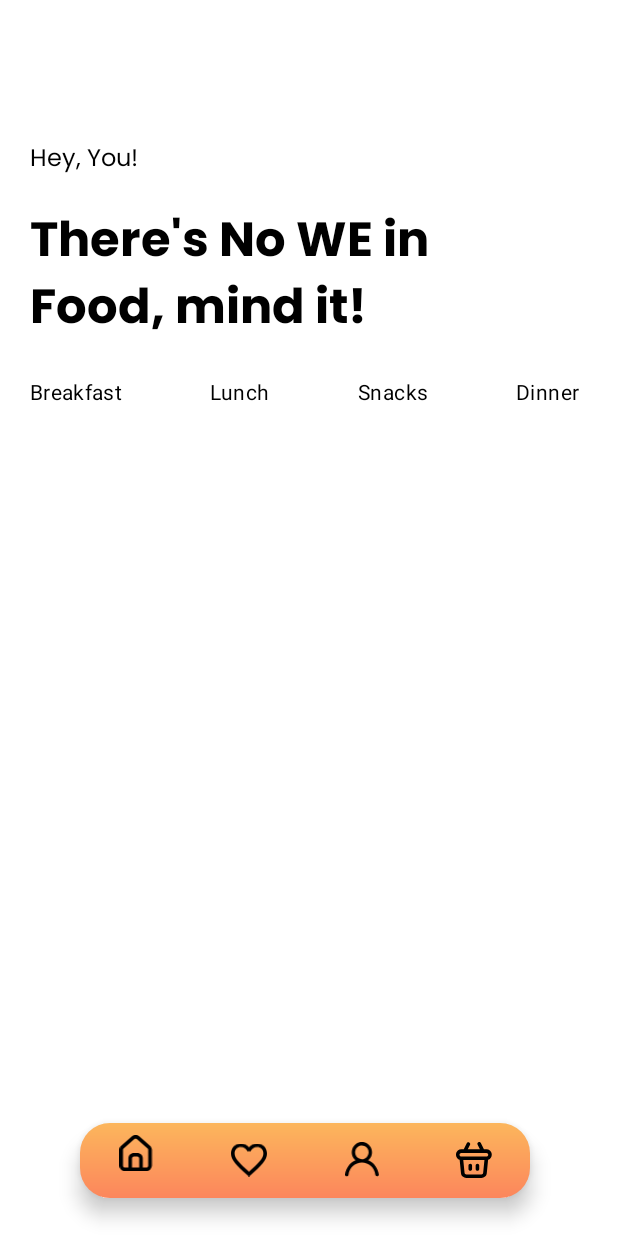
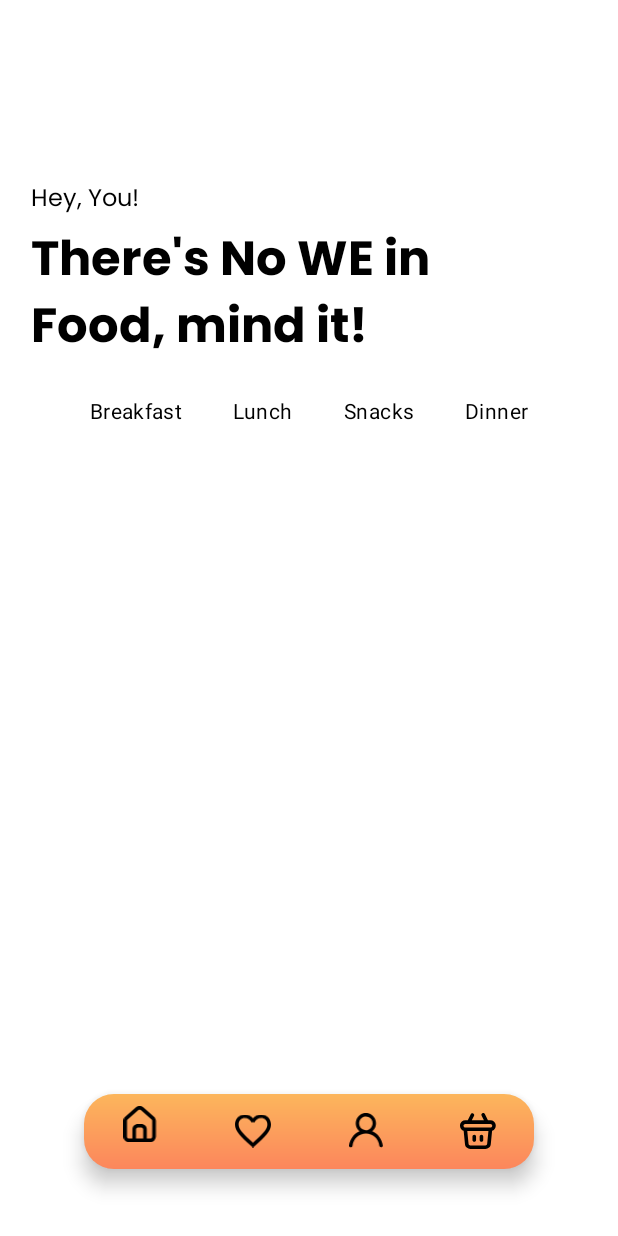
Before and after one commit to djunicode/RecipePool, an Android app: the layout activity_main.xml on its own in the app's theme, with its tools: preview values and no code run, on a phone screen of 412 x 824 dp. Run offline under Robolectric (Android 15) with nearby library versions, the phone set to English and light mode, and no system bars.

Commit message:
some part of apis done

```diff
--- a/android/App/app/build.gradle
+++ b/android/App/app/build.gradle
@@ -45,6 +45,10 @@ dependencies {
     androidTestImplementation 'androidx.test.ext:junit:1.1.3'
     androidTestImplementation 'androidx.test.espresso:espresso-core:3.4.0'
 
+    //retrofit api
+    implementation 'com.squareup.retrofit2:retrofit:2.9.0'
+    implementation 'com.squareup.retrofit2:converter-gson:2.9.0'
+
     //chip navigation bar
     implementation 'com.github.ismaeldivita:chip-navigation-bar:1.4.0'
 
--- a/android/App/app/src/main/java/com/example/recipepool/MainActivity.kt
+++ b/android/App/app/src/main/java/com/example/recipepool/MainActivity.kt
@@ -3,9 +3,11 @@ package com.example.recipepool
 import androidx.appcompat.app.AppCompatActivity
 import android.os.Bundle
 import android.view.Menu
+import android.view.View
 import androidx.appcompat.app.ActionBarDrawerToggle
 import androidx.appcompat.widget.SearchView
 import androidx.appcompat.widget.Toolbar
+import androidx.core.content.ContextCompat
 import androidx.drawerlayout.widget.DrawerLayout
 import androidx.recyclerview.widget.RecyclerView
 import com.example.recipepool.databinding.ActivityMainBinding
@@ -35,6 +37,10 @@ class MainActivity : AppCompatActivity() {
         toggle.drawerArrowDrawable.color = resources.getColor(R.color.black)
         drawer.addDrawerListener(toggle)
         toggle.syncState()
+
+        window.statusBarColor = ContextCompat.getColor(this, R.color.white)
+        window.decorView.systemUiVisibility = View.SYSTEM_UI_FLAG_LIGHT_STATUS_BAR
+
     }
 
     override fun onCreateOptionsMenu(menu: Menu): Boolean {
--- a/android/App/app/src/main/res/layout/activity_main.xml
+++ b/android/App/app/src/main/res/layout/activity_main.xml
@@ -7,7 +7,7 @@
     android:layout_height="match_parent"
     tools:context=".MainActivity">
 
-    <RelativeLayout
+    <androidx.constraintlayout.widget.ConstraintLayout
         android:layout_width="match_parent"
         android:layout_height="match_parent">
 
@@ -30,10 +30,10 @@
             android:layout_alignParentStart="true"
             android:layout_alignParentTop="true"
             android:layout_alignParentEnd="true"
-            android:layout_marginStart="0dp"
-            android:layout_marginTop="0dp"
-            android:layout_marginEnd="0dp"
             android:background="@color/white"
+            app:layout_constraintEnd_toEndOf="parent"
+            app:layout_constraintStart_toStartOf="parent"
+            app:layout_constraintTop_toTopOf="parent"
             app:title="    "
             app:titleTextColor="@color/black" />
 <!--        </com.google.android.material.appbar.AppBarLayout>-->
@@ -44,12 +44,17 @@
             android:layout_height="24dp"
             android:layout_below="@+id/toolbar"
             android:layout_alignParentStart="true"
-            android:layout_marginStart="30px"
-            android:layout_marginTop="56px"
+            android:layout_marginLeft="21px"
+            android:layout_marginRight="266px"
+            android:layout_marginTop="180px"
             android:fontFamily="@font/poppins"
             android:text="Hey, You!"
             android:textColor="@color/black"
-            android:textSize="16dp" />
+            android:textSize="16dp"
+            app:layout_constraintEnd_toEndOf="parent"
+            app:layout_constraintHorizontal_bias="0.047"
+            app:layout_constraintStart_toStartOf="parent"
+            app:layout_constraintTop_toTopOf="parent" />
 
         <TextView
             android:id="@+id/text2"
@@ -57,23 +62,29 @@
             android:layout_height="95dp"
             android:layout_below="@+id/text1"
             android:layout_alignStart="@+id/text1"
-            android:layout_marginStart="0dp"
-            android:layout_marginTop="17dp"
+            android:layout_marginTop="5px"
+            android:layout_marginRight="266px"
             android:fontFamily="@font/poppins_bold"
             android:text="There's No WE in Food, mind it!"
             android:textColor="@color/black"
-            android:textSize="32dp" />
+            android:textSize="32dp"
+            app:layout_constraintEnd_toEndOf="parent"
+            app:layout_constraintHorizontal_bias="0.0"
+            app:layout_constraintStart_toStartOf="@+id/text1"
+            app:layout_constraintTop_toBottomOf="@+id/text1" />
 
         <com.google.android.material.chip.ChipGroup
+            android:id="@+id/chipGroup"
             android:layout_width="wrap_content"
             android:layout_height="wrap_content"
             android:layout_below="@+id/text2"
+
             android:layout_alignParentStart="true"
-            android:layout_marginStart="0dp"
-
-            android:layout_marginTop="0dp"
             android:padding="8dp"
-            app:chipSpacingHorizontal="35dp"
+            app:chipSpacingHorizontal="10dp"
+            app:layout_constraintEnd_toEndOf="parent"
+            app:layout_constraintStart_toStartOf="parent"
+            app:layout_constraintTop_toBottomOf="@+id/text2"
             app:singleSelection="true">
 
             <com.google.android.material.chip.Chip
@@ -108,16 +119,21 @@
             android:layout_height="50dp"
             android:layout_alignParentStart="true"
             android:layout_alignParentBottom="true"
-            android:layout_marginStart="53dp"
-            android:layout_marginTop="25dp"
-            android:layout_marginBottom="25dp"
+            android:layout_marginLeft="38px"
+            android:layout_marginRight="38px"
             android:background="@drawable/bottomnav_round"
             android:elevation="2dp"
             app:itemIconTint="@color/black"
             app:itemTextColor="@color/white"
+            app:layout_constraintBottom_toBottomOf="parent"
+            app:layout_constraintEnd_toEndOf="parent"
+            app:layout_constraintHorizontal_bias="0.495"
+            app:layout_constraintStart_toStartOf="parent"
+            app:layout_constraintTop_toBottomOf="@+id/chipGroup"
+            app:layout_constraintVertical_bias="0.904"
             app:menu="@menu/bottom_nav" />
 
-    </RelativeLayout>
+    </androidx.constraintlayout.widget.ConstraintLayout>
 
     <com.google.android.material.navigation.NavigationView
         android:id="@+id/left_nav"
--- a/android/App/app/src/main/res/values-night/themes.xml
+++ b/android/App/app/src/main/res/values-night/themes.xml
@@ -1,6 +1,6 @@
 <resources xmlns:tools="http://schemas.android.com/tools">
     <!-- Base application theme. -->
-    <style name="Theme.RecipePool" parent="Theme.MaterialComponents.DayNight.DarkActionBar">
+    <style name="Theme.RecipePool" parent="Theme.MaterialComponents.DayNight.NoActionBar">
         <!-- Primary brand color. -->
         <item name="colorPrimary">@color/purple_200</item>
         <item name="colorPrimaryVariant">@color/purple_700</item>
```
Also changed, not shown: android/App/app/src/main/java/com/example/recipepool/api_data/login.kt (added, +8 -0 lines), android/App/app/src/main/java/com/example/recipepool/api_data/signup.kt (added, +8 -0 lines), android/App/app/src/main/java/com/example/recipepool/apis/RetrofitApi.kt (added, +19 -0 lines).
